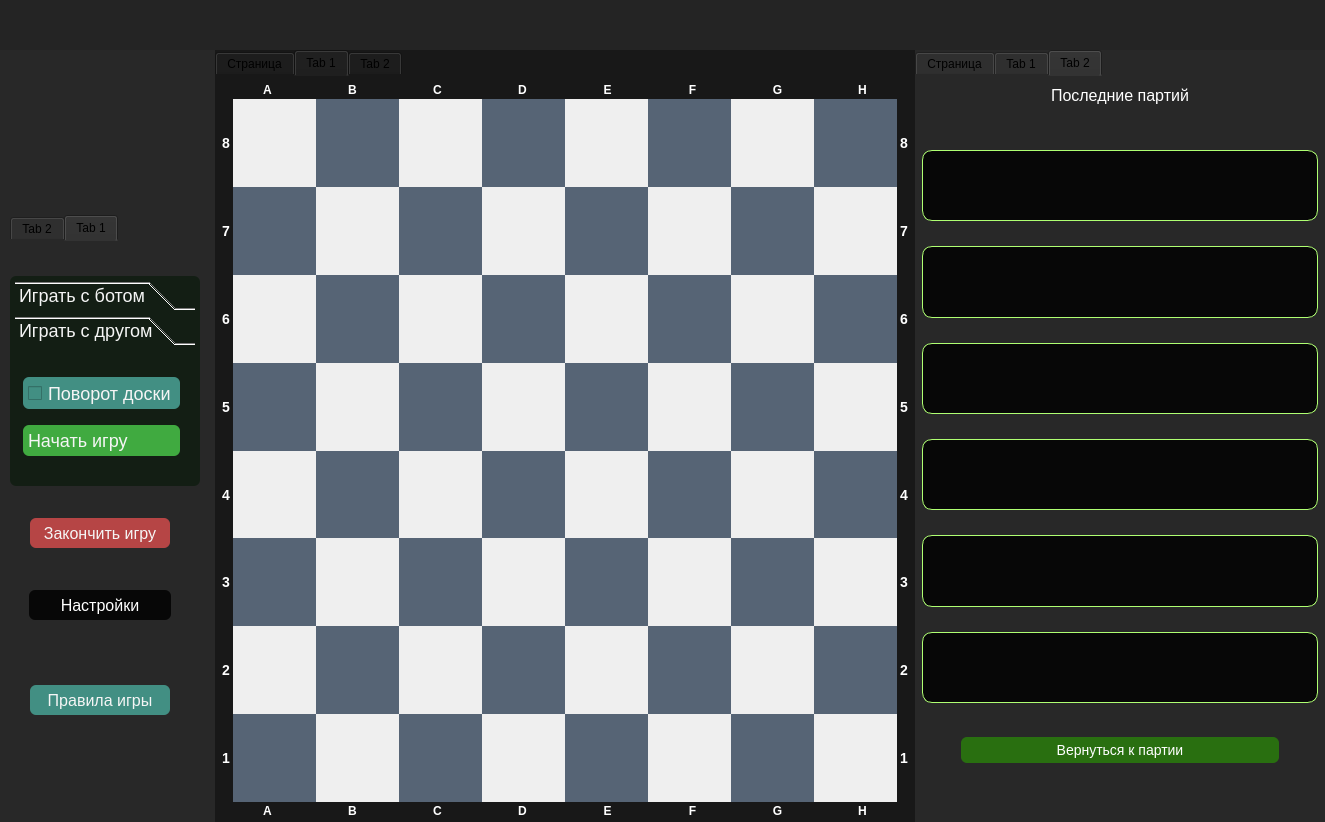
First picture: the form in main.ui, repository Artemdjdj/checker, before the edit.
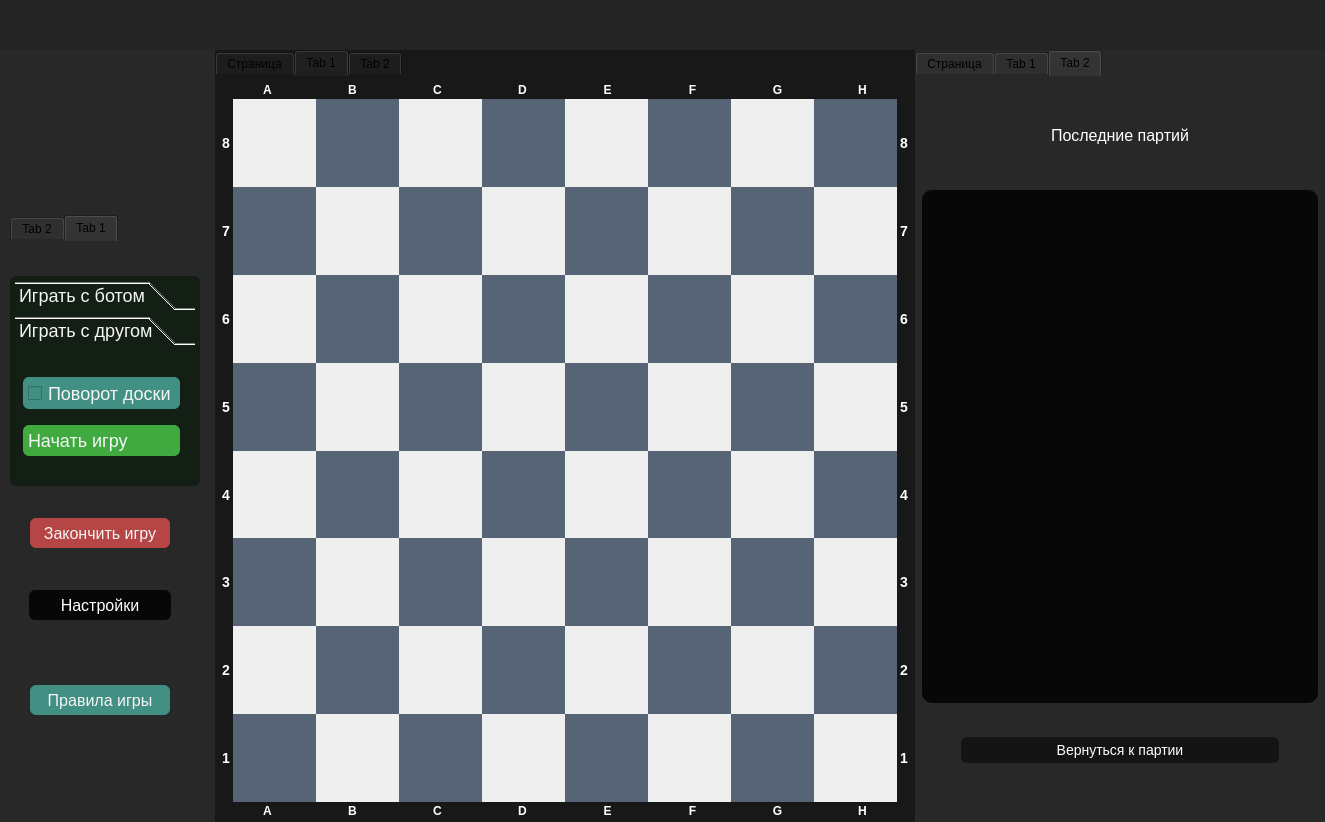
Second picture: the form after the edit. The open tabs and pages were chosen to show the change. Icons and pictures are not drawn.

What changed in the file:
```diff
--- a/main.ui
+++ b/main.ui
@@ -4871,6 +4871,22 @@
                 <property name="bottomMargin">
                  <number>10</number>
                 </property>
+                <item>
+                 <spacer name="verticalSpacer_9">
+                  <property name="orientation">
+                   <enum>Qt::Orientation::Vertical</enum>
+                  </property>
+                  <property name="sizeType">
+                   <enum>QSizePolicy::Policy::Fixed</enum>
+                  </property>
+                  <property name="sizeHint" stdset="0">
+                   <size>
+                    <width>20</width>
+                    <height>40</height>
+                   </size>
+                  </property>
+                 </spacer>
+                </item>
                 <item>
                  <widget class="QLabel" name="label_17">
                   <property name="styleSheet">
@@ -4907,77 +4923,7 @@
                   <property name="styleSheet">
                    <string notr="true">background-color: rgb(7,7,7);
 font-size:4px;
-border:1px solid rgb(175, 255, 114);
-border-radius:10px;
-</string>
-                  </property>
-                  <property name="readOnly">
-                   <bool>true</bool>
-                  </property>
-                 </widget>
-                </item>
-                <item>
-                 <widget class="QTextEdit" name="textEdit_8">
-                  <property name="styleSheet">
-                   <string notr="true">background-color: rgb(7,7,7);
-font-size:4px;
-border:1px solid rgb(175, 255, 114);
-border-radius:10px;
-</string>
-                  </property>
-                  <property name="readOnly">
-                   <bool>true</bool>
-                  </property>
-                 </widget>
-                </item>
-                <item>
-                 <widget class="QTextEdit" name="textEdit_9">
-                  <property name="styleSheet">
-                   <string notr="true">background-color: rgb(7,7,7);
-font-size:4px;
-border:1px solid rgb(175, 255, 114);
-border-radius:10px;
-</string>
-                  </property>
-                  <property name="readOnly">
-                   <bool>true</bool>
-                  </property>
-                 </widget>
-                </item>
-                <item>
-                 <widget class="QTextEdit" name="textEdit_7">
-                  <property name="styleSheet">
-                   <string notr="true">background-color: rgb(7,7,7);
-font-size:4px;
-border:1px solid rgb(175, 255, 114);
-border-radius:10px;
-</string>
-                  </property>
-                  <property name="readOnly">
-                   <bool>true</bool>
-                  </property>
-                 </widget>
-                </item>
-                <item>
-                 <widget class="QTextEdit" name="textEdit_6">
-                  <property name="styleSheet">
-                   <string notr="true">background-color: rgb(7,7,7);
-font-size:4px;
-border:1px solid rgb(175, 255, 114);
-border-radius:10px;
-</string>
-                  </property>
-                  <property name="readOnly">
-                   <bool>true</bool>
-                  </property>
-                 </widget>
-                </item>
-                <item>
-                 <widget class="QTextEdit" name="textEdit">
-                  <property name="styleSheet">
-                   <string notr="true">background-color: rgb(7,7,7);
-font-size:4px;
-border:1px solid rgb(175, 255, 114);
+
 border-radius:10px;
 </string>
                   </property>
@@ -5014,7 +4960,7 @@
                    <item>
                     <widget class="QPushButton" name="back_to_report">
                      <property name="styleSheet">
-                      <string notr="true">background-color:rgb(41, 111, 16);
+                      <string notr="true">background-color:rgb(20, 20, 20);
 color:rgb(255, 255, 255);
 font-size:14px;
 border-radius:6px;
```
Left out of the diff: 2178 changed lines with no effect on the pictures.
